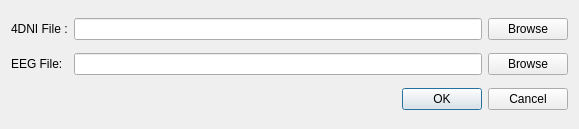
Qt form src/plugins/EEGInto4D/settings.ui (HIP-infrastructure/anywave-code) before a commit.
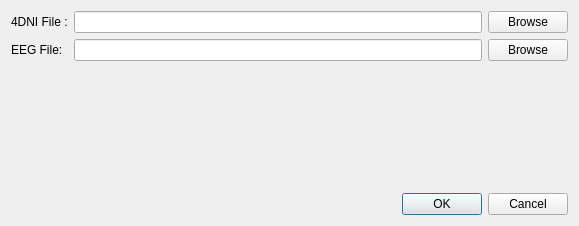
The same form after that commit. Icons and pictures are not drawn.

Commit message: Still working on Batch GUI system in a dock wigdet Converting EEGInto4D to be batchable.

Diff of the .ui file:
```diff
--- a/src/plugins/EEGInto4D/settings.ui
+++ b/src/plugins/EEGInto4D/settings.ui
@@ -7,7 +7,7 @@
     <x>0</x>
     <y>0</y>
     <width>579</width>
-    <height>129</height>
+    <height>226</height>
    </rect>
   </property>
   <property name="windowTitle">
@@ -17,72 +17,93 @@
    <iconset resource="../AnywaveQt5/resources/AnyWave.qrc">
     <normaloff>:/images/AnyWave_icon.png</normaloff>:/images/AnyWave_icon.png</iconset>
   </property>
-  <layout class="QGridLayout" name="gridLayout">
-   <item row="2" column="2" colspan="2">
-    <widget class="QDialogButtonBox" name="buttonBox">
-     <property name="standardButtons">
-      <set>QDialogButtonBox::Cancel|QDialogButtonBox::Ok</set>
-     </property>
-    </widget>
+  <layout class="QVBoxLayout" name="verticalLayout">
+   <item>
+    <layout class="QGridLayout" name="gridLayout">
+     <item row="0" column="0">
+      <widget class="QLabel" name="label">
+       <property name="text">
+        <string>4DNI File :</string>
+       </property>
+      </widget>
+     </item>
+     <item row="0" column="1">
+      <widget class="QLineEdit" name="lineEditMEG"/>
+     </item>
+     <item row="0" column="2">
+      <widget class="QPushButton" name="buttonMEG">
+       <property name="sizePolicy">
+        <sizepolicy hsizetype="Preferred" vsizetype="Fixed">
+         <horstretch>0</horstretch>
+         <verstretch>0</verstretch>
+        </sizepolicy>
+       </property>
+       <property name="text">
+        <string>Browse</string>
+       </property>
+      </widget>
+     </item>
+     <item row="1" column="0">
+      <widget class="QLabel" name="label_2">
+       <property name="text">
+        <string>EEG File:</string>
+       </property>
+      </widget>
+     </item>
+     <item row="1" column="1">
+      <widget class="QLineEdit" name="lineEditEEG"/>
+     </item>
+     <item row="1" column="2">
+      <widget class="QPushButton" name="buttonEEG">
+       <property name="sizePolicy">
+        <sizepolicy hsizetype="Preferred" vsizetype="Fixed">
+         <horstretch>0</horstretch>
+         <verstretch>0</verstretch>
+        </sizepolicy>
+       </property>
+       <property name="text">
+        <string>Browse</string>
+       </property>
+      </widget>
+     </item>
+    </layout>
    </item>
-   <item row="1" column="1" colspan="2">
-    <widget class="QLineEdit" name="lineEditEEG"/>
-   </item>
-   <item row="0" column="3">
-    <widget class="QPushButton" name="buttonMEG">
-     <property name="sizePolicy">
-      <sizepolicy hsizetype="Preferred" vsizetype="Fixed">
-       <horstretch>0</horstretch>
-       <verstretch>0</verstretch>
-      </sizepolicy>
-     </property>
-     <property name="text">
-      <string>Browse</string>
-     </property>
-    </widget>
-   </item>
-   <item row="2" column="1">
-    <spacer name="horizontalSpacer">
+   <item>
+    <spacer name="verticalSpacer">
      <property name="orientation">
-      <enum>Qt::Horizontal</enum>
+      <enum>Qt::Vertical</enum>
      </property>
      <property name="sizeHint" stdset="0">
       <size>
-       <width>340</width>
-       <height>20</height>
+       <width>20</width>
+       <height>114</height>
       </size>
      </property>
     </spacer>
    </item>
-   <item row="0" column="1" colspan="2">
-    <widget class="QLineEdit" name="lineEditMEG"/>
-   </item>
-   <item row="1" column="3">
-    <widget class="QPushButton" name="buttonEEG">
-     <property name="sizePolicy">
-      <sizepolicy hsizetype="Preferred" vsizetype="Fixed">
-       <horstretch>0</horstretch>
-       <verstretch>0</verstretch>
-      </sizepolicy>
-     </property>
-     <property name="text">
-      <string>Browse</string>
-     </property>
-    </widget>
-   </item>
-   <item row="0" column="0">
-    <widget class="QLabel" name="label">
-     <property name="text">
-      <string>4DNI File :</string>
-     </property>
-    </widget>
-   </item>
-   <item row="1" column="0">
-    <widget class="QLabel" name="label_2">
-     <property name="text">
-      <string>EEG File:</string>
-     </property>
-    </widget>
+   <item>
+    <layout class="QHBoxLayout" name="horizontalLayout">
+     <item>
+      <spacer name="horizontalSpacer">
+       <property name="orientation">
+        <enum>Qt::Horizontal</enum>
+       </property>
+       <property name="sizeHint" stdset="0">
+        <size>
+         <width>340</width>
+         <height>20</height>
+        </size>
+       </property>
+      </spacer>
+     </item>
+     <item>
+      <widget class="QDialogButtonBox" name="buttonBox">
+       <property name="standardButtons">
+        <set>QDialogButtonBox::Cancel|QDialogButtonBox::Ok</set>
+       </property>
+      </widget>
+     </item>
+    </layout>
    </item>
   </layout>
  </widget>
```
Left out of the diff: 4 changed lines with no effect on the pictures. The commit also changes 6 other files.
